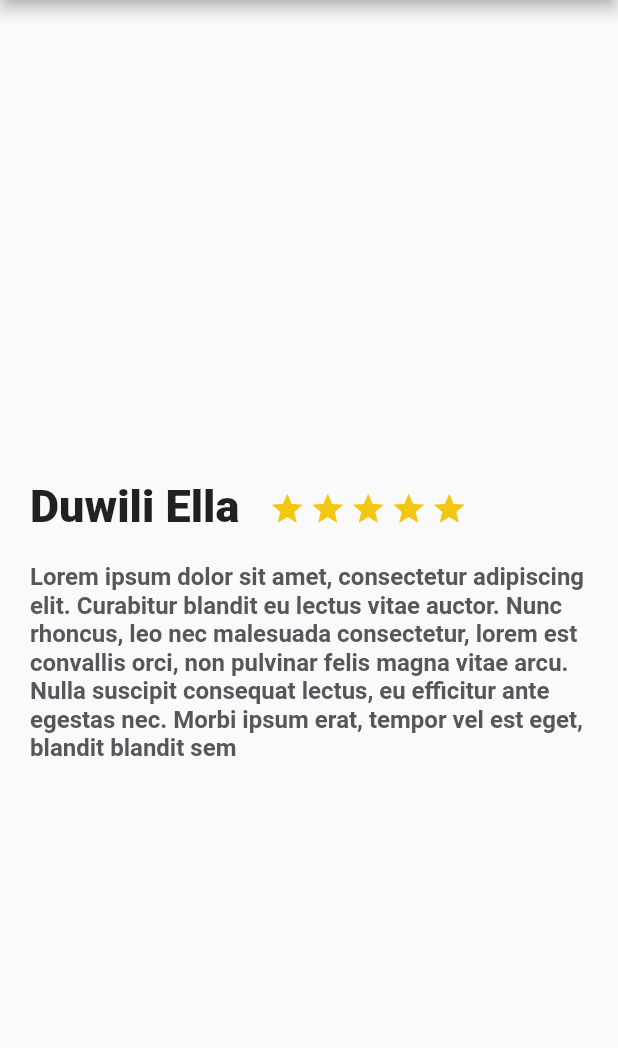
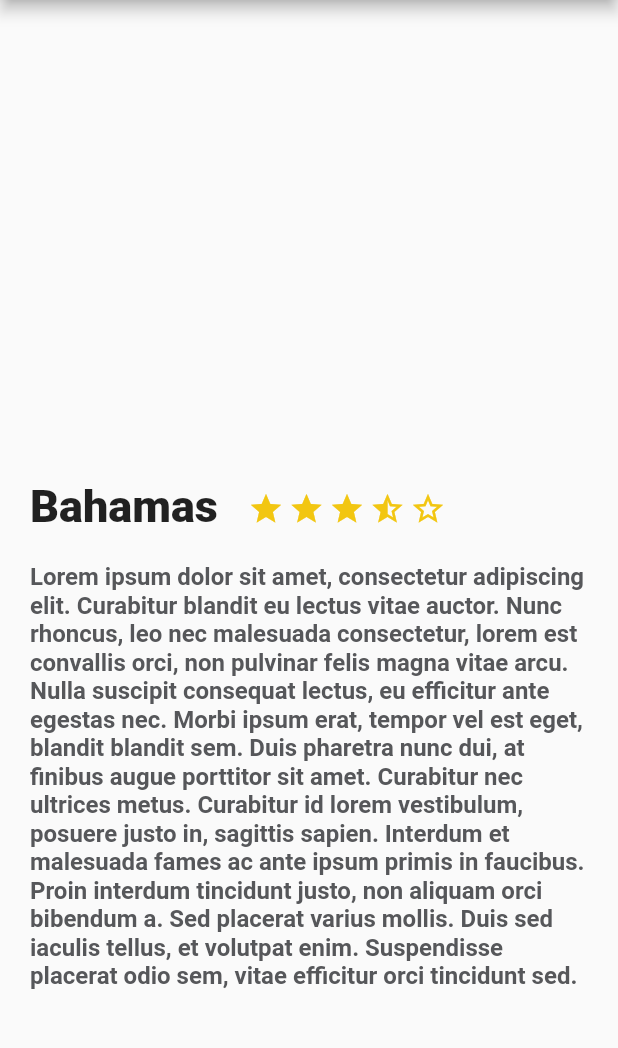
Before and after one commit to SwaXTech/Trips, a Flutter app: the screen it shows after launch, on a phone screen of 412 x 824 dp, the part 84-1132 px from its top. Run offline on Flutter 3.47's test engine with Material 2 defaults, Android fonts, the phone set to English and light mode, and no system bars.

```diff
--- a/lib/description_places.dart
+++ b/lib/description_places.dart
@@ -1,6 +1,14 @@
 import 'package:flutter/material.dart';
 
 class DescriptionPlace extends StatelessWidget{
+
+  String namePlace;
+  int stars;
+  String descriptionPlace;
+
+  DescriptionPlace(this.namePlace, this.stars, this.descriptionPlace);
+
+
   @override
   Widget build(BuildContext context) {
 
@@ -10,11 +18,7 @@ class DescriptionPlace extends StatelessWidget{
           left: 20.0,
           right: 20.0
       ),
-      child: Text("Lorem ipsum dolor sit amet, consectetur adipiscing"
-          " elit. Curabitur blandit eu lectus vitae auctor. Nunc rhoncus, leo nec "
-          "malesuada consectetur, lorem est convallis orci, non pulvinar felis "
-          "magna vitae arcu. Nulla suscipit consequat lectus, eu efficitur ante "
-          "egestas nec. Morbi ipsum erat, tempor vel est eget, blandit blandit sem",
+      child: Text(descriptionPlace,
 
         style: const TextStyle(
             color: Color(0xFF56575a),
@@ -24,19 +28,9 @@ class DescriptionPlace extends StatelessWidget{
       ),
     );
 
-
-
-    final star = Container(
-      margin: EdgeInsets.only(
-        top:323.0,
-        right: 3.0,
-      ),
-
-      child: Icon(
-        Icons.star,
-        color: Color(0xFFF2C611),
-      ),
-    );
+    final star_empty = getStar(Icons.star_border);
+    final star_half = getStar(Icons.star_half);
+    final star = getStar(Icons.star);
 
     final titleStars = Row(
 
@@ -51,7 +45,7 @@ class DescriptionPlace extends StatelessWidget{
           ),
 
           child: Text(
-            "Duwili Ella",
+            namePlace,
             style: TextStyle(
               fontSize: 30.0,
               fontWeight: FontWeight.w900
@@ -66,8 +60,8 @@ class DescriptionPlace extends StatelessWidget{
             star,
             star,
             star,
-            star,
-            star,
+            star_half,
+            star_empty,
 
           ],
         )
@@ -88,3 +82,19 @@ class DescriptionPlace extends StatelessWidget{
   }
 
 }
+
+Widget getStar(IconData icon){
+
+  return Container(
+    margin: EdgeInsets.only(
+      top:323.0,
+      right: 3.0,
+    ),
+
+    child: Icon(
+      icon,
+      color: Color(0xFFF2C611),
+    ),
+  );
+
+}
--- a/lib/main.dart
+++ b/lib/main.dart
@@ -19,7 +19,7 @@ class MyApp extends StatelessWidget {
         appBar: AppBar(
           title: Text("Trips App"),
         ),
-        body: new DescriptionPlace(),
+        body: new DescriptionPlace("Bahamas", 4, "Lorem ipsum dolor sit amet, consectetur adipiscing elit. Curabitur blandit eu lectus vitae auctor. Nunc rhoncus, leo nec malesuada consectetur, lorem est convallis orci, non pulvinar felis magna vitae arcu. Nulla suscipit consequat lectus, eu efficitur ante egestas nec. Morbi ipsum erat, tempor vel est eget, blandit blandit sem. Duis pharetra nunc dui, at finibus augue porttitor sit amet. Curabitur nec ultrices metus. Curabitur id lorem vestibulum, posuere justo in, sagittis sapien. Interdum et malesuada fames ac ante ipsum primis in faucibus. Proin interdum tincidunt justo, non aliquam orci bibendum a. Sed placerat varius mollis. Duis sed iaculis tellus, et volutpat enim. Suspendisse placerat odio sem, vitae efficitur orci tincidunt sed."),
       ),
     );
   }
```
